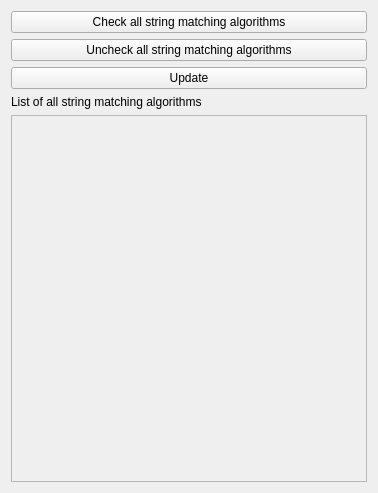
The window that SMART-GUI-V2/selectalgwindow.ui (smart-tool/smart-gui) describes before a commit, drawn with Qt 5.
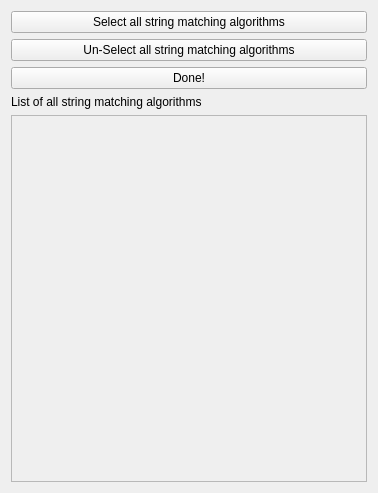
The same window after the commit.

Commit message: Fix 'occ' and 'pre' for fakeTerminal. Add where you can find the result at the end of test in fakeTerminal. Resizable layour for fakeTerminal, legend and chart (suggested by Prof Faro). Change the text for selectAlgoWindow.

Patch:
```diff
--- a/SMART-GUI-V2/selectalgwindow.ui
+++ b/SMART-GUI-V2/selectalgwindow.ui
@@ -22,7 +22,7 @@
      <item>
       <widget class="QPushButton" name="checkAll_Button">
        <property name="text">
-        <string>Check all string matching algorithms</string>
+        <string>Select all string matching algorithms</string>
        </property>
        <property name="autoDefault">
         <bool>false</bool>
@@ -32,7 +32,7 @@
      <item>
       <widget class="QPushButton" name="uncheckAll_Button">
        <property name="text">
-        <string>Uncheck all string matching algorithms</string>
+        <string>Un-Select all string matching algorithms</string>
        </property>
        <property name="autoDefault">
         <bool>false</bool>
@@ -42,7 +42,7 @@
      <item>
       <widget class="QPushButton" name="update_Button">
        <property name="text">
-        <string>Update</string>
+        <string>Done!</string>
        </property>
        <property name="autoDefault">
         <bool>false</bool>
```
The commit also changes 2 other files.
